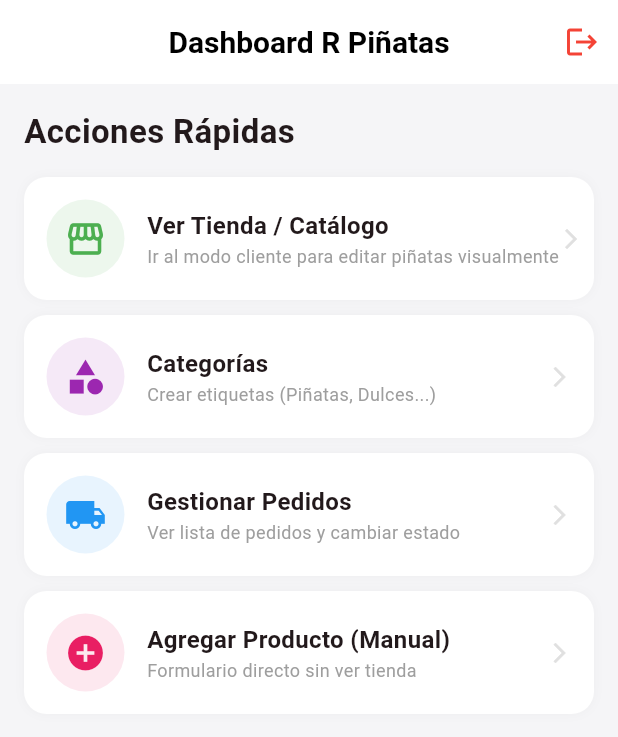
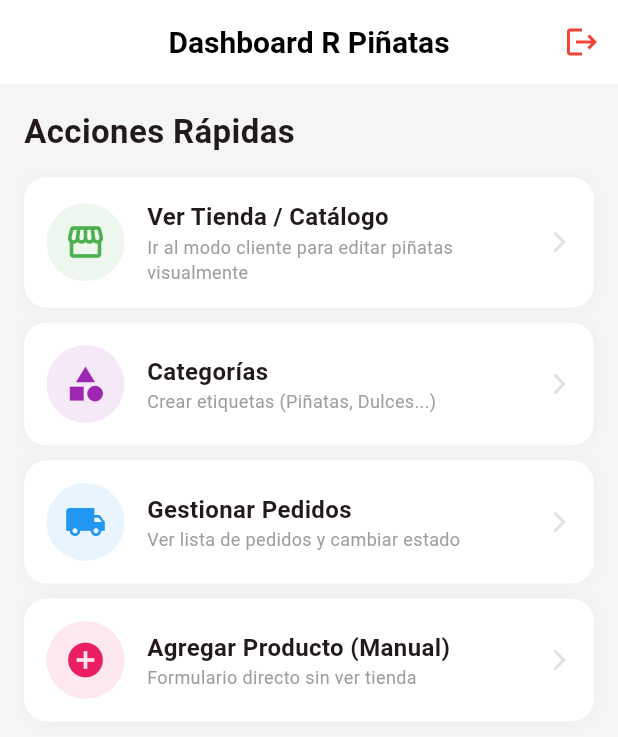
Before and after one commit to AdalRojas/rpinatas, a Flutter app: the AdminDashboardScreen screen opened directly, on a phone screen of 412 x 824 dp. Shown: the top 737 px of the screen. Run offline on Flutter 3.47's test engine with Material 3 defaults, Android fonts, the phone set to English and light mode, and no system bars; our stand-ins replace cached_network_image, cloud_firestore, firebase_auth, firebase_core, flutter_credit_card, shimmer; accounts and stored records are empty.

Commit message:
Fix: resolve text overflow in Dashboard cards

```diff
--- a/r_pinatas/lib/screens/admin_dashboard_screen.dart
+++ b/r_pinatas/lib/screens/admin_dashboard_screen.dart
@@ -146,17 +146,29 @@ class _ActionTile extends StatelessWidget {
               child: Icon(icon, color: color, size: 28),
             ),
             SizedBox(width: 15),
-            Column(
-              crossAxisAlignment: CrossAxisAlignment.start,
-              children: [
-                Text(title,
-                    style:
-                        TextStyle(fontWeight: FontWeight.bold, fontSize: 16)),
-                Text(subtitle,
-                    style: TextStyle(color: Colors.grey, fontSize: 12)),
-              ],
+            Expanded(
+              child: Column(
+                crossAxisAlignment: CrossAxisAlignment.start,
+                children: [
+                  Text(
+                    title,
+                    style: TextStyle(
+                        fontWeight: FontWeight.bold,
+                        fontSize:
+                            16), // Aumenté el tamaño a 16 para que se vea mejor
+                  ),
+                  Text(
+                    subtitle,
+                    style: TextStyle(color: Colors.grey, fontSize: 12),
+                    // --- CORRECCIÓN AQUÍ ---
+                    maxLines: 2, // Ahora está DENTRO del Text
+                    overflow:
+                        TextOverflow.ellipsis, // Ahora está DENTRO del Text
+                  ),
+                ],
+              ),
             ),
-            Spacer(),
+            SizedBox(width: 10),
             Icon(Icons.arrow_forward_ios, size: 16, color: Colors.grey[300]),
           ],
         ),
```
